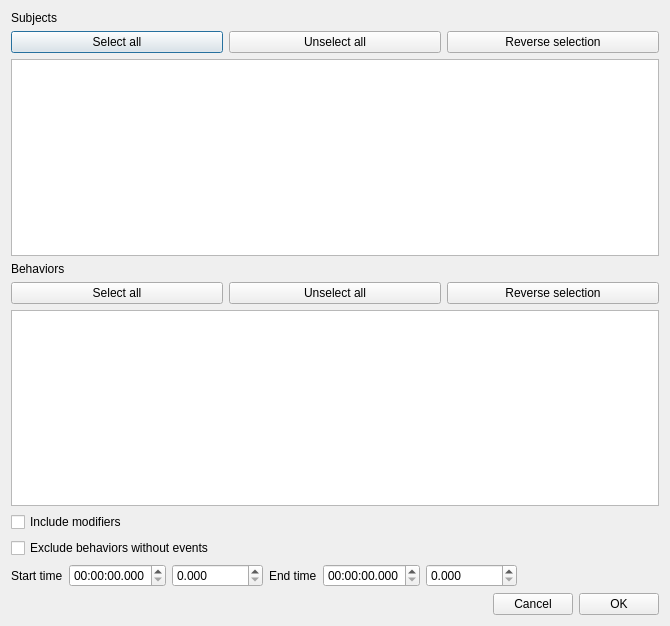
Above: param_panel.ui from olivierfriard/BORIS before the change. Below: the same form after it.
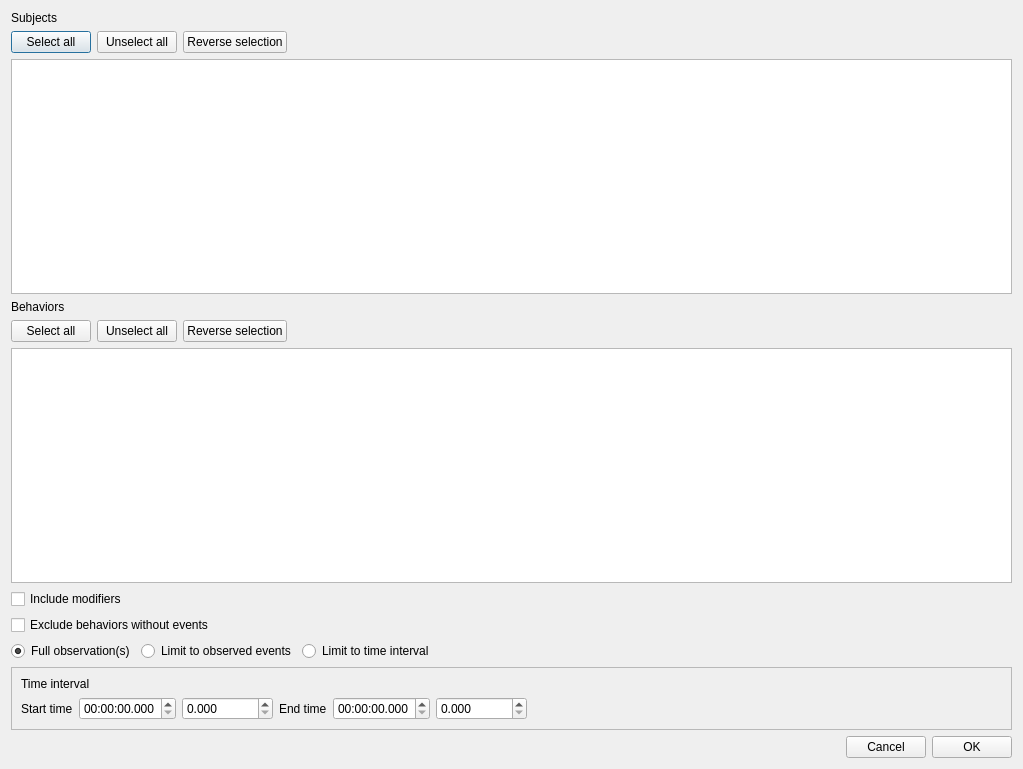
That is the form after the change.

Commit message: time budget improvement

```diff
--- a/param_panel.ui
+++ b/param_panel.ui
@@ -6,16 +6,16 @@
    <rect>
     <x>0</x>
     <y>0</y>
-    <width>670</width>
-    <height>626</height>
+    <width>1023</width>
+    <height>769</height>
    </rect>
   </property>
   <property name="windowTitle">
    <string>Parameters</string>
   </property>
-  <layout class="QVBoxLayout" name="verticalLayout_2">
+  <layout class="QVBoxLayout" name="verticalLayout_4">
    <item>
-    <layout class="QVBoxLayout" name="verticalLayout">
+    <layout class="QVBoxLayout" name="verticalLayout_3">
      <item>
       <widget class="QLabel" name="lbSubjects">
        <property name="text">
@@ -46,6 +46,19 @@
          </property>
         </widget>
        </item>
+       <item>
+        <spacer name="horizontalSpacer_4">
+         <property name="orientation">
+          <enum>Qt::Horizontal</enum>
+         </property>
+         <property name="sizeHint" stdset="0">
+          <size>
+           <width>40</width>
+           <height>20</height>
+          </size>
+         </property>
+        </spacer>
+       </item>
       </layout>
      </item>
      <item>
@@ -81,6 +94,19 @@
          </property>
         </widget>
        </item>
+       <item>
+        <spacer name="horizontalSpacer_5">
+         <property name="orientation">
+          <enum>Qt::Horizontal</enum>
+         </property>
+         <property name="sizeHint" stdset="0">
+          <size>
+           <width>40</width>
+           <height>20</height>
+          </size>
+         </property>
+        </spacer>
+       </item>
       </layout>
      </item>
      <item>
@@ -101,6 +127,65 @@
       </widget>
      </item>
      <item>
+      <layout class="QHBoxLayout" name="horizontalLayout_5">
+       <item>
+        <widget class="QRadioButton" name="rb_full">
+         <property name="text">
+          <string>Full observation(s)</string>
+         </property>
+         <property name="checked">
+          <bool>true</bool>
+         </property>
+        </widget>
+       </item>
+       <item>
+        <widget class="QRadioButton" name="rb_limit">
+         <property name="text">
+          <string>Limit to observed events</string>
+         </property>
+        </widget>
+       </item>
+       <item>
+        <widget class="QRadioButton" name="rb_interval">
+         <property name="text">
+          <string>Limit to time interval</string>
+         </property>
+        </widget>
+       </item>
+       <item>
+        <spacer name="horizontalSpacer_3">
+         <property name="orientation">
+          <enum>Qt::Horizontal</enum>
+         </property>
+         <property name="sizeHint" stdset="0">
+          <size>
+           <width>40</width>
+           <height>20</height>
+          </size>
+         </property>
+        </spacer>
+       </item>
+      </layout>
+     </item>
+     <item>
+      <widget class="QFrame" name="frm_time_interval">
+       <property name="frameShape">
+        <enum>QFrame::StyledPanel</enum>
+       </property>
+       <property name="frameShadow">
+        <enum>QFrame::Raised</enum>
+       </property>
+       <layout class="QVBoxLayout" name="verticalLayout_2">
+        <item>
+         <layout class="QVBoxLayout" name="verticalLayout">
+          <item>
+           <widget class="QLabel" name="label">
+            <property name="text">
+             <string>Time interval</string>
+            </property>
+           </widget>
+          </item>
+          <item>
       <layout class="QHBoxLayout" name="horizontalLayout">
        <item>
         <widget class="QLabel" name="lbStartTime">
@@ -164,6 +249,11 @@
         </spacer>
        </item>
       </layout>
+          </item>
+         </layout>
+        </item>
+       </layout>
+      </widget>
      </item>
      <item>
       <layout class="QHBoxLayout" name="horizontalLayout_2">
```
Lines whose indentation alone changed are shown as unchanged. The commit also changes 5 other files.
